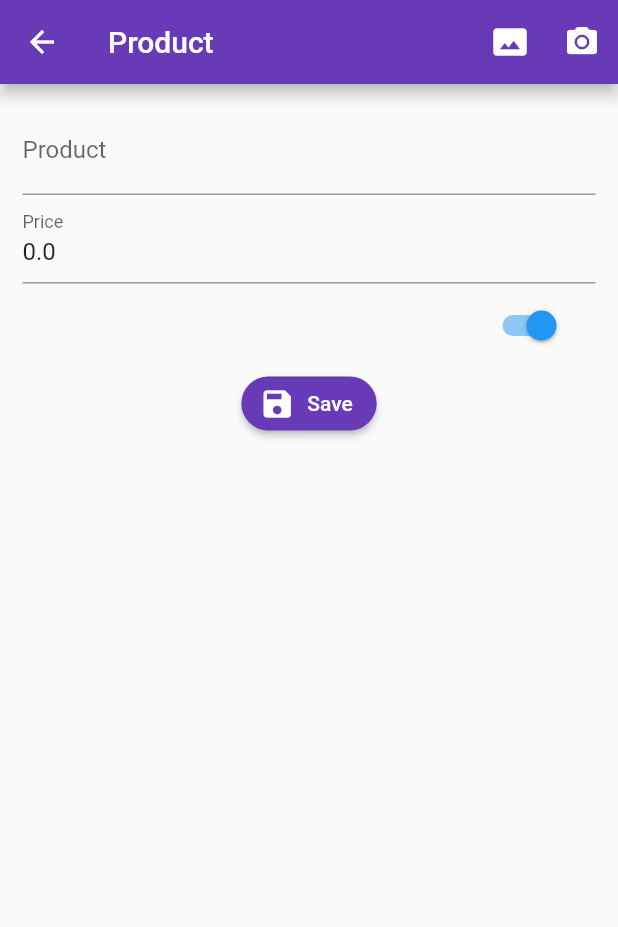
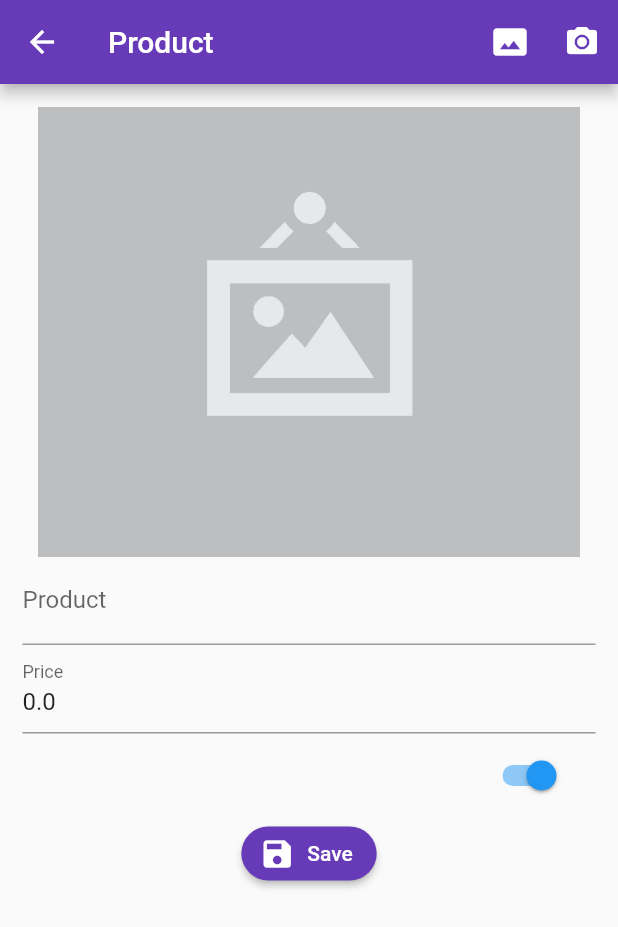
Before and after one commit to nicoar9/products, a Flutter app: the screen it shows after launch, after a tap on the "add" icon, on a phone screen of 412 x 824 dp. Shown: the top 927 px of the screen. Run offline on Flutter 3.47's test engine with Material 2 defaults, Android fonts, the phone set to English and light mode, and no system bars; our stand-ins replace auto_route, get_it, image_picker, injectable, rxdart, stacked and 1 more; network calls fail.

Commit message:
:sparkles:Feature: Create methods for showing pictures from camera or gallery

```diff
--- a/lib/ui/views/product/product_view.dart
+++ b/lib/ui/views/product/product_view.dart
@@ -12,8 +12,10 @@ class ProductView extends StatelessWidget {
                 actions: <Widget>[
                   IconButton(
                       icon: Icon(Icons.photo_size_select_actual),
-                      onPressed: () {}),
-                  IconButton(icon: Icon(Icons.camera_alt), onPressed: () {}),
+                      onPressed: () => model._selectPhoto()),
+                  IconButton(
+                      icon: Icon(Icons.camera_alt),
+                      onPressed: () => model._takePhoto()),
                 ],
               ),
               body: SingleChildScrollView(
@@ -23,6 +25,7 @@ class ProductView extends StatelessWidget {
                     key: model.formKey,
                     child: Column(
                       children: <Widget>[
+                        model._showPhoto(),
                         UIForms.simpleFormField(
                             initialValue: model.product.title,
                             text: 'Product',
--- a/lib/ui/views/product/product_viewmodel.dart
+++ b/lib/ui/views/product/product_viewmodel.dart
@@ -4,6 +4,7 @@ class ProductViewModel extends BaseViewModel {
   final GlobalKey<FormState> formKey = GlobalKey<FormState>();
   final GlobalKey<ScaffoldState> scaffoldKey = GlobalKey<ScaffoldState>();
   bool _save;
+  File photo;
 
   final productData = locator<ProductData>();
   ProductModel product;
@@ -56,4 +57,33 @@ class ProductViewModel extends BaseViewModel {
     product.available = value;
     notifyListeners();
   }
+
+  Widget _showPhoto() {
+    if (product.photoUrl != null) {
+      //TODO:
+      return Container();
+    } else {
+      return Image(
+        image: AssetImage(photo?.path ?? 'assets/no-image.png'),
+        height: 300,
+        fit: BoxFit.cover,
+      );
+    }
+  }
+
+  _selectPhoto() async {
+    processPhoto(ImageSource.gallery);
+  }
+
+  _takePhoto() async {
+    processPhoto(ImageSource.camera);
+  }
+
+  processPhoto(imageSource) async {
+    photo = await ImagePicker.pickImage(source: imageSource);
+
+    if (photo != null) {}
+
+    notifyListeners();
+  }
 }
--- a/lib/ui/views/views.dart
+++ b/lib/ui/views/views.dart
@@ -1,7 +1,10 @@
 library app.ui.views;
+
+import 'dart:io';
 
 import 'package:flutter/material.dart';
 import 'package:flutter/cupertino.dart';
+import 'package:image_picker/image_picker.dart';
 import 'package:injectable/injectable.dart';
 import 'package:products_app/app/locator.dart';
 import 'package:products_app/app/router.gr.dart';
--- a/pubspec.yaml
+++ b/pubspec.yaml
@@ -30,6 +30,7 @@ dependencies:
   injectable:
   rxdart: ^0.25.0
   http:
+  image_picker:
   # The following adds the Cupertino Icons font to your application.
   # Use with the CupertinoIcons class for iOS style icons.
   cupertino_icons: ^1.0.2
@@ -53,8 +54,8 @@ flutter:
   uses-material-design: true
 
   # To add assets to your application, add an assets section, like this:
-  # assets:
-  #   - images/a_dot_burr.jpeg
+  assets:
+    - assets/
   #   - images/a_dot_ham.jpeg
 
   # An image asset can refer to one or more resolution-specific "variants", see
```
Also changed, not shown: assets/jar-loading.gif (added), assets/no-image.png (added), pubspec.lock, 2 other files.
